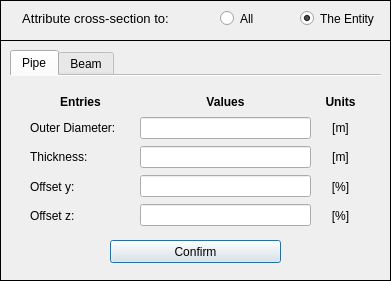
The window that pulse/uix/user_input/ui/crossSectionInput.ui (open-pulse/OpenPulse) describes before a commit, drawn with Qt 5.
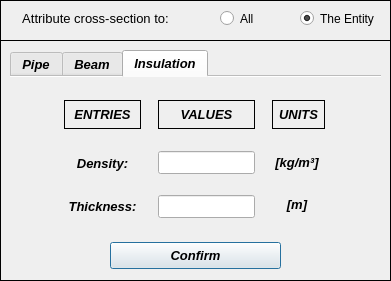
The same window after the commit. The open tabs and pages were chosen to show the change. Icons and pictures are not drawn.

Patch:
```diff
--- a/pulse/uix/user_input/ui/crossSectionInput.ui
+++ b/pulse/uix/user_input/ui/crossSectionInput.ui
@@ -19,6 +19,18 @@
     <verstretch>0</verstretch>
    </sizepolicy>
   </property>
+  <property name="minimumSize">
+   <size>
+    <width>391</width>
+    <height>281</height>
+   </size>
+  </property>
+  <property name="maximumSize">
+   <size>
+    <width>391</width>
+    <height>281</height>
+   </size>
+  </property>
   <property name="contextMenuPolicy">
    <enum>Qt::DefaultContextMenu</enum>
   </property>
@@ -159,6 +171,15 @@
        <height>181</height>
       </rect>
      </property>
+     <property name="font">
+      <font>
+       <family>Arial</family>
+       <pointsize>10</pointsize>
+       <weight>75</weight>
+       <italic>true</italic>
+       <bold>true</bold>
+      </font>
+     </property>
      <property name="focusPolicy">
       <enum>Qt::StrongFocus</enum>
      </property>
@@ -190,9 +211,9 @@
       <widget class="QWidget" name="verticalLayoutWidget_12">
        <property name="geometry">
         <rect>
-         <x>20</x>
+         <x>30</x>
          <y>40</y>
-         <width>101</width>
+         <width>111</width>
          <height>111</height>
         </rect>
        </property>
@@ -201,34 +222,76 @@
          <widget class="QLabel" name="label_20">
           <property name="font">
            <font>
-            <underline>false</underline>
-            <strikeout>false</strikeout>
+            <family>Arial</family>
+            <pointsize>9</pointsize>
+            <weight>75</weight>
+            <italic>true</italic>
+            <bold>true</bold>
            </font>
           </property>
           <property name="text">
-           <string>Outer Diameter:</string>
+           <string>Outer diameter:</string>
+          </property>
+          <property name="alignment">
+           <set>Qt::AlignCenter</set>
           </property>
          </widget>
         </item>
         <item>
          <widget class="QLabel" name="label_21">
+          <property name="font">
+           <font>
+            <family>Arial</family>
+            <pointsize>9</pointsize>
+            <weight>75</weight>
+            <italic>true</italic>
+            <bold>true</bold>
+           </font>
+          </property>
           <property name="text">
            <string>Thickness:</string>
           </property>
+          <property name="alignment">
+           <set>Qt::AlignCenter</set>
+          </property>
          </widget>
         </item>
         <item>
          <widget class="QLabel" name="label_22">
+          <property name="font">
+           <font>
+            <family>Arial</family>
+            <pointsize>9</pointsize>
+            <weight>75</weight>
+            <italic>true</italic>
+            <bold>true</bold>
+           </font>
+          </property>
           <property name="text">
            <string>Offset y:</string>
           </property>
+          <property name="alignment">
+           <set>Qt::AlignCenter</set>
+          </property>
          </widget>
         </item>
         <item>
          <widget class="QLabel" name="label_23">
+          <property name="font">
+           <font>
+            <family>Arial</family>
+            <pointsize>9</pointsize>
+            <weight>75</weight>
+            <italic>true</italic>
+            <bold>true</bold>
+           </font>
+          </property>
           <property name="text">
            <string>Offset z:</string>
           </property>
+          <property name="alignment">
+           <set>Qt::AlignCenter</set>
+          </property>
          </widget>
         </item>
        </layout>
@@ -236,9 +299,9 @@
       <widget class="QWidget" name="verticalLayoutWidget_10">
        <property name="geometry">
         <rect>
-         <x>130</x>
+         <x>158</x>
          <y>10</y>
-         <width>171</width>
+         <width>101</width>
          <height>31</height>
         </rect>
        </property>
@@ -247,12 +310,15 @@
          <widget class="QLabel" name="label_18">
           <property name="font">
            <font>
+            <family>Arial</family>
+            <pointsize>10</pointsize>
             <weight>75</weight>
+            <italic>true</italic>
             <bold>true</bold>
            </font>
           </property>
           <property name="text">
-           <string>Values</string>
+           <string>VALUES</string>
           </property>
           <property name="alignment">
            <set>Qt::AlignCenter</set>
@@ -264,9 +330,9 @@
       <widget class="QWidget" name="verticalLayoutWidget_11">
        <property name="geometry">
         <rect>
-         <x>20</x>
+         <x>30</x>
          <y>10</y>
-         <width>101</width>
+         <width>111</width>
          <height>31</height>
         </rect>
        </property>
@@ -275,12 +341,15 @@
          <widget class="QLabel" name="label_19">
           <property name="font">
            <font>
+            <family>Arial</family>
+            <pointsize>10</pointsize>
             <weight>75</weight>
+            <italic>true</italic>
             <bold>true</bold>
            </font>
           </property>
           <property name="text">
-           <string>Entries</string>
+           <string>ENTRIES</string>
           </property>
           <property name="alignment">
            <set>Qt::AlignCenter</set>
@@ -292,21 +361,31 @@
       <widget class="QWidget" name="verticalLayoutWidget_7">
        <property name="geometry">
         <rect>
-         <x>130</x>
+         <x>158</x>
          <y>40</y>
-         <width>171</width>
-         <height>111</height>
+         <width>101</width>
+         <height>113</height>
         </rect>
        </property>
        <layout class="QVBoxLayout" name="verticalLayout_7">
         <item>
-         <widget class="QLineEdit" name="lineEdit_outerDiameter"/>
+         <widget class="QLineEdit" name="lineEdit_outerDiameter">
+          <property name="text">
+           <string/>
+          </property>
+          <property name="alignment">
+           <set>Qt::AlignCenter</set>
+          </property>
+         </widget>
         </item>
         <item>
          <widget class="QLineEdit" name="lineEdit_thickness">
           <property name="focusPolicy">
            <enum>Qt::StrongFocus</enum>
           </property>
+          <property name="alignment">
+           <set>Qt::AlignCenter</set>
+          </property>
          </widget>
         </item>
         <item>
@@ -314,6 +393,9 @@
           <property name="focusPolicy">
            <enum>Qt::StrongFocus</enum>
           </property>
+          <property name="alignment">
+           <set>Qt::AlignCenter</set>
+          </property>
          </widget>
         </item>
         <item>
@@ -321,6 +403,9 @@
           <property name="focusPolicy">
            <enum>Qt::StrongFocus</enum>
           </property>
+          <property name="alignment">
+           <set>Qt::AlignCenter</set>
+          </property>
          </widget>
         </item>
        </layout>
@@ -328,7 +413,7 @@
       <widget class="QWidget" name="verticalLayoutWidget_9">
        <property name="geometry">
         <rect>
-         <x>310</x>
+         <x>278</x>
          <y>10</y>
          <width>41</width>
          <height>31</height>
@@ -339,12 +424,15 @@
          <widget class="QLabel" name="label_17">
           <property name="font">
            <font>
+            <family>Arial</family>
+            <pointsize>10</pointsize>
             <weight>75</weight>
+            <italic>true</italic>
             <bold>true</bold>
            </font>
           </property>
           <property name="text">
-           <string>Units</string>
+           <string>UNITS</string>
           </property>
           <property name="alignment">
            <set>Qt::AlignCenter</set>
@@ -356,15 +444,36 @@
       <widget class="QWidget" name="verticalLayoutWidget_8">
        <property name="geometry">
         <rect>
-         <x>310</x>
+         <x>278</x>
          <y>40</y>
          <width>41</width>
-         <height>111</height>
+         <height>113</height>
         </rect>
        </property>
        <layout class="QVBoxLayout" name="verticalLayout_8">
+        <property name="spacing">
+         <number>6</number>
+        </property>
+        <property name="bottomMargin">
+         <number>3</number>
+        </property>
         <item>
          <widget class="QLabel" name="label_13">
+          <property name="minimumSize">
+           <size>
+            <width>0</width>
+            <height>18</height>
+           </size>
+          </property>
+          <property name="font">
+           <font>
+            <family>Arial</family>
+            <pointsize>9</pointsize>
+            <weight>75</weight>
+            <italic>true</italic>
+            <bold>true</bold>
+           </font>
+          </property>
           <property name="text">
            <string>[m]</string>
           </property>
@@ -375,6 +484,15 @@
         </item>
         <item>
          <widget class="QLabel" name="label_14">
+          <property name="font">
+           <font>
+            <family>Arial</family>
+            <pointsize>9</pointsize>
+            <weight>75</weight>
+            <italic>true</italic>
+            <bold>true</bold>
+           </font>
+          </property>
           <property name="text">
            <string>[m]</string>
           </property>
@@ -385,8 +503,17 @@
         </item>
         <item>
          <widget class="QLabel" name="label_15">
+          <property name="font">
+           <font>
+            <family>Arial</family>
+            <pointsize>9</pointsize>
+            <weight>75</weight>
+            <italic>true</italic>
+            <bold>true</bold>
+           </font>
+          </property>
           <property name="text">
-           <string>[%]</string>
+           <string>[m]</string>
           </property>
           <property name="alignment">
            <set>Qt::AlignCenter</set>
@@ -395,8 +522,17 @@
         </item>
         <item>
          <widget class="QLabel" name="label_16">
+          <property name="font">
+           <font>
+            <family>Arial</family>
+            <pointsize>9</pointsize>
+            <weight>75</weight>
+            <italic>true</italic>
+            <bold>true</bold>
+           </font>
+          </property>
           <property name="text">
-           <string>[%]</string>
+           <string>[m]</string>
           </property>
           <property name="alignment">
            <set>Qt::AlignCenter</set>
@@ -622,6 +758,354 @@
           <property name="focusPolicy">
            <enum>Qt::StrongFocus</enum>
           </property>
+          <property name="alignment">
+           <set>Qt::AlignCenter</set>
+          </property>
+         </widget>
+        </item>
+       </layout>
+      </widget>
+     </widget>
+     <widget class="QWidget" name="tab_3">
+      <attribute name="title">
+       <string>Insulation</string>
+      </attribute>
+      <widget class="QWidget" name="verticalLayoutWidget_19">
+       <property name="geometry">
+        <rect>
+         <x>148</x>
+         <y>64</y>
+         <width>97</width>
+         <height>89</height>
+        </rect>
+       </property>
+       <layout class="QVBoxLayout" name="verticalLayout_19">
+        <property name="spacing">
+         <number>11</number>
+        </property>
+        <item>
+         <widget class="QLineEdit" name="lineEdit_InsulationDensity">
+          <property name="font">
+           <font>
+            <family>Arial</family>
+            <pointsize>10</pointsize>
+            <weight>75</weight>
+            <italic>true</italic>
+            <bold>true</bold>
+           </font>
+          </property>
+          <property name="alignment">
+           <set>Qt::AlignCenter</set>
+          </property>
+         </widget>
+        </item>
+        <item>
+         <widget class="QLineEdit" name="lineEdit_InsulationThickness">
+          <property name="font">
+           <font>
+            <family>Arial</family>
+            <pointsize>10</pointsize>
+            <weight>75</weight>
+            <italic>true</italic>
+            <bold>true</bold>
+           </font>
+          </property>
+          <property name="focusPolicy">
+           <enum>Qt::StrongFocus</enum>
+          </property>
+          <property name="alignment">
+           <set>Qt::AlignCenter</set>
+          </property>
+         </widget>
+        </item>
+       </layout>
+      </widget>
+      <widget class="QWidget" name="verticalLayoutWidget_20">
+       <property name="geometry">
+        <rect>
+         <x>54</x>
+         <y>64</y>
+         <width>77</width>
+         <height>87</height>
+        </rect>
+       </property>
+       <layout class="QVBoxLayout" name="verticalLayout_20">
+        <item>
+         <widget class="QLabel" name="label_35">
+          <property name="minimumSize">
+           <size>
+            <width>0</width>
+            <height>30</height>
+           </size>
+          </property>
+          <property name="maximumSize">
+           <size>
+            <width>16777215</width>
+            <height>30</height>
+           </size>
+          </property>
+          <property name="font">
+           <font>
+            <family>Arial</family>
+            <pointsize>10</pointsize>
+            <weight>75</weight>
+            <italic>true</italic>
+            <bold>true</bold>
+            <underline>false</underline>
+            <strikeout>false</strikeout>
+           </font>
+          </property>
+          <property name="text">
+           <string>Density:</string>
+          </property>
+          <property name="alignment">
+           <set>Qt::AlignCenter</set>
+          </property>
+         </widget>
+        </item>
+        <item>
+         <widget class="QLabel" name="label_36">
+          <property name="minimumSize">
+           <size>
+            <width>0</width>
+            <height>30</height>
+           </size>
+          </property>
+          <property name="maximumSize">
+           <size>
+            <width>16777215</width>
+            <height>30</height>
+           </size>
+          </property>
+          <property name="font">
+           <font>
+            <family>Arial</family>
+            <pointsize>10</pointsize>
+            <weight>75</weight>
+            <italic>true</italic>
+            <bold>true</bold>
+           </font>
+          </property>
+          <property name="text">
+           <string>Thickness:</string>
+          </property>
+          <property name="alignment">
+           <set>Qt::AlignCenter</set>
+          </property>
+         </widget>
+        </item>
+       </layout>
+      </widget>
+      <widget class="QWidget" name="verticalLayoutWidget_21">
+       <property name="geometry">
+        <rect>
+         <x>262</x>
+         <y>64</y>
+         <width>52</width>
+         <height>85</height>
+        </rect>
+       </property>
+       <layout class="QVBoxLayout" name="verticalLayout_21">
+        <item>
+         <widget class="QLabel" name="label_37">
+          <property name="minimumSize">
+           <size>
+            <width>50</width>
+            <height>30</height>
+           </size>
+          </property>
+          <property name="maximumSize">
+           <size>
+            <width>50</width>
+            <height>30</height>
+           </size>
+          </property>
+          <property name="font">
+           <font>
+            <family>Arial</family>
+            <pointsize>10</pointsize>
+            <weight>75</weight>
+            <italic>true</italic>
+            <bold>true</bold>
+            <underline>false</underline>
+            <strikeout>false</strikeout>
+           </font>
+          </property>
+          <property name="text">
+           <string>[kg/m³]</string>
+          </property>
+          <property name="alignment">
+           <set>Qt::AlignCenter</set>
+          </property>
+         </widget>
+        </item>
+        <item>
+         <widget class="QLabel" name="label_38">
+          <property name="minimumSize">
+           <size>
+            <width>50</width>
+            <height>30</height>
+           </size>
+          </property>
+          <property name="maximumSize">
+           <size>
+            <width>50</width>
+            <height>30</height>
+           </size>
+          </property>
+          <property name="font">
+           <font>
+            <family>Arial</family>
+            <pointsize>10</pointsize>
+            <weight>75</weight>
+            <italic>true</italic>
+            <bold>true</bold>
+           </font>
+          </property>
+          <property name="text">
+           <string>[m]</string>
+          </property>
+          <property name="alignment">
+           <set>Qt::AlignCenter</set>
+          </property>
+         </widget>
+        </item>
+       </layout>
+      </widget>
+      <widget class="QWidget" name="verticalLayoutWidget_24">
+       <property name="geometry">
+        <rect>
+         <x>54</x>
+         <y>22</y>
+         <width>77</width>
+         <height>31</height>
+        </rect>
+       </property>
+       <layout class="QVBoxLayout" name="verticalLayout_24">
+        <item>
+         <widget class="QLabel" name="label_41">
+          <property name="minimumSize">
+           <size>
+            <width>0</width>
+            <height>29</height>
+           </size>
+          </property>
+          <property name="maximumSize">
+           <size>
+            <width>16777215</width>
+            <height>29</height>
+           </size>
+          </property>
+          <property name="font">
+           <font>
+            <family>Arial</family>
+            <pointsize>10</pointsize>
+            <weight>75</weight>
+            <italic>true</italic>
+            <bold>true</bold>
+           </font>
+          </property>
+          <property name="frameShape">
+           <enum>QFrame::Box</enum>
+          </property>
+          <property name="text">
+           <string>ENTRIES</string>
+          </property>
+          <property name="alignment">
+           <set>Qt::AlignCenter</set>
+          </property>
+         </widget>
+        </item>
+       </layout>
+      </widget>
+      <widget class="QWidget" name="verticalLayoutWidget_23">
+       <property name="geometry">
+        <rect>
+         <x>148</x>
+         <y>22</y>
+         <width>97</width>
+         <height>31</height>
+        </rect>
+       </property>
+       <layout class="QVBoxLayout" name="verticalLayout_23">
+        <item>
+         <widget class="QLabel" name="label_40">
+          <property name="minimumSize">
+           <size>
+            <width>0</width>
+            <height>29</height>
+           </size>
+          </property>
+          <property name="maximumSize">
+           <size>
+            <width>16777215</width>
+            <height>29</height>
+           </size>
+          </property>
+          <property name="font">
+           <font>
+            <family>Arial</family>
+            <pointsize>10</pointsize>
+            <weight>75</weight>
+            <italic>true</italic>
+            <bold>true</bold>
+           </font>
+          </property>
+          <property name="frameShape">
+           <enum>QFrame::Box</enum>
+          </property>
+          <property name="text">
+           <string>VALUES</string>
+          </property>
+          <property name="alignment">
+           <set>Qt::AlignCenter</set>
+          </property>
+         </widget>
+        </item>
+       </layout>
+      </widget>
+      <widget class="QWidget" name="verticalLayoutWidget_25">
+       <property name="geometry">
+        <rect>
+         <x>262</x>
+         <y>22</y>
+         <width>53</width>
+         <height>31</height>
+        </rect>
+       </property>
+       <layout class="QVBoxLayout" name="verticalLayout_25">
+        <item>
+         <widget class="QLabel" name="label_42">
+          <property name="minimumSize">
+           <size>
+            <width>0</width>
+            <height>29</height>
+           </size>
+          </property>
+          <property name="maximumSize">
+           <size>
+            <width>16777215</width>
+            <height>29</height>
+           </size>
+          </property>
+          <property name="font">
+           <font>
+            <family>Arial</family>
+            <pointsize>10</pointsize>
+            <weight>75</weight>
+            <italic>true</italic>
+            <bold>true</bold>
+           </font>
+          </property>
+          <property name="frameShape">
+           <enum>QFrame::Box</enum>
+          </property>
+          <property name="text">
+           <string>UNITS</string>
+          </property>
+          <property name="alignment">
+           <set>Qt::AlignCenter</set>
+          </property>
          </widget>
         </item>
        </layout>
@@ -632,11 +1116,20 @@
      <property name="geometry">
       <rect>
        <x>110</x>
-       <y>200</y>
+       <y>202</y>
        <width>171</width>
-       <height>23</height>
+       <height>27</height>
       </rect>
      </property>
+     <property name="font">
+      <font>
+       <family>Arial</family>
+       <pointsize>10</pointsize>
+       <weight>75</weight>
+       <italic>true</italic>
+       <bold>true</bold>
+      </font>
+     </property>
      <property name="text">
       <string>Confirm</string>
      </property>
```
Left out of the diff: 67 changed lines with no effect on the pictures.
